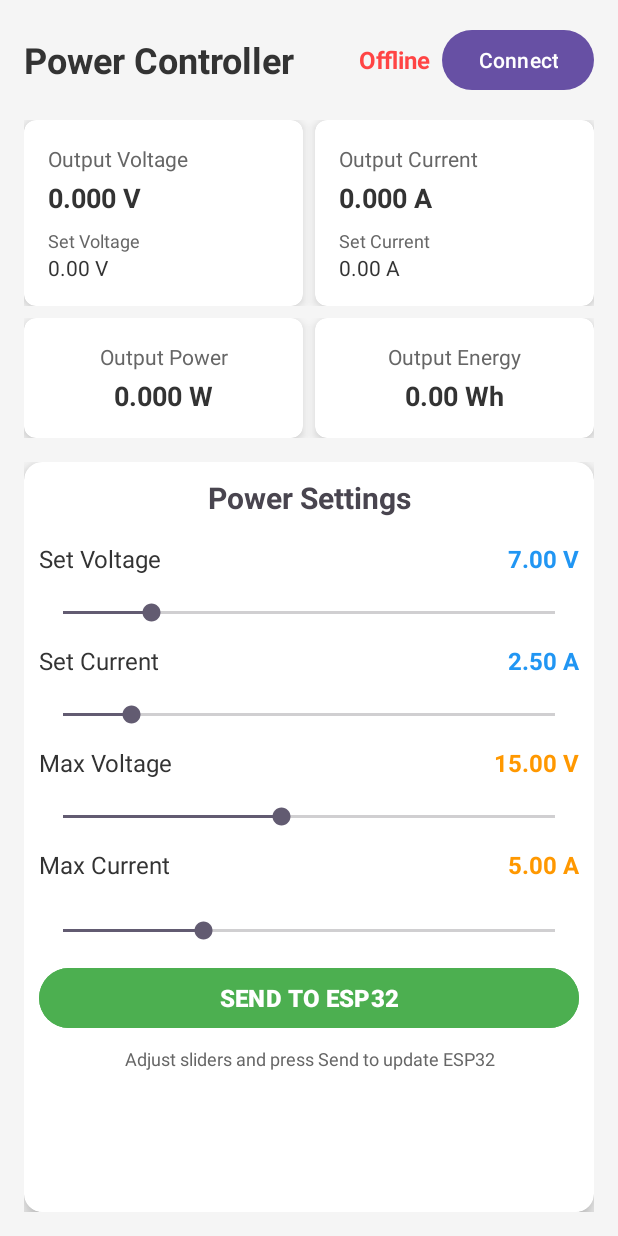
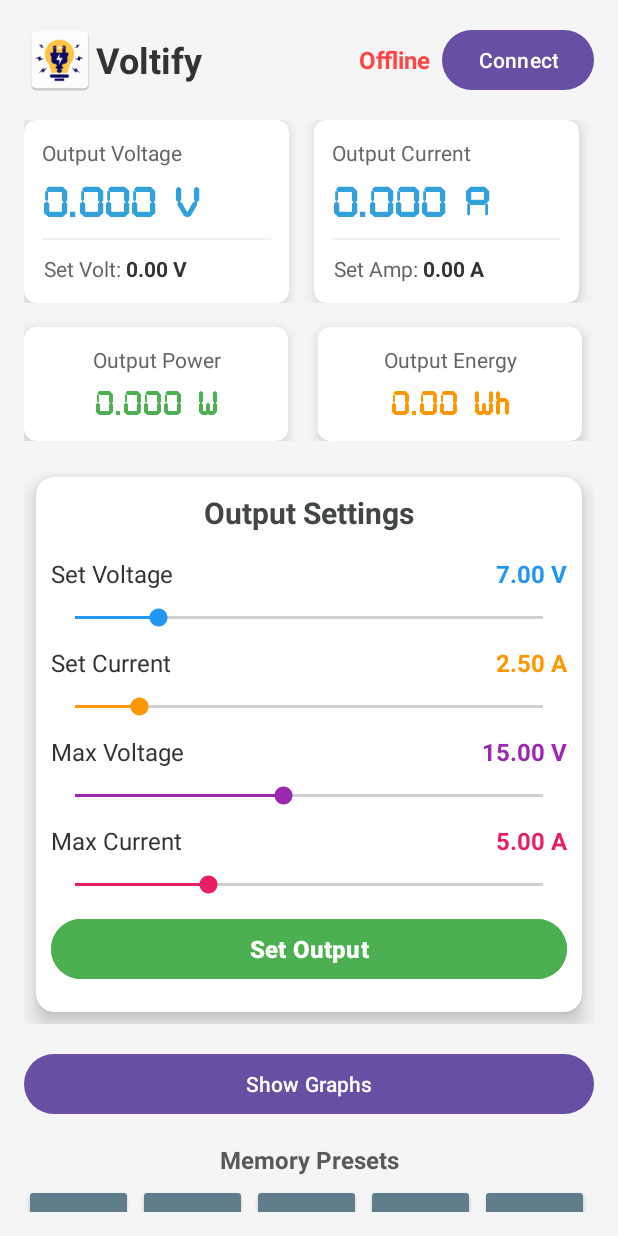
Before and after one commit to troncatstudio/Voltify, an Android app: the screen it shows after launch (MainActivity), on a phone screen of 412 x 824 dp. Run offline under Robolectric (Android 15) with nearby library versions, the phone set to English and light mode, and no system bars; libraries missing offline, so code that uses them is left out: com.github.mikephil.charting; plain views replace LineChart; 2 statements that could not run were skipped.

Commit message:
Add files via upload

```diff
--- a/Android-App/app/src/main/AndroidManifest.xml
+++ b/Android-App/app/src/main/AndroidManifest.xml
@@ -14,9 +14,9 @@
         android:allowBackup="true"
         android:dataExtractionRules="@xml/data_extraction_rules"
         android:fullBackupContent="@xml/backup_rules"
-        android:icon="@mipmap/ic_launcher"
+        android:icon="@mipmap/am"
         android:label="@string/app_name"
-        android:roundIcon="@mipmap/ic_launcher_round"
+        android:roundIcon="@mipmap/am"
         android:supportsRtl="true"
         android:theme="@style/Theme.Voltify"
         tools:targetApi="31">
--- a/Android-App/app/src/main/java/pollob/voltify/MainActivity.java
+++ b/Android-App/app/src/main/java/pollob/voltify/MainActivity.java
@@ -360,7 +360,7 @@ public class MainActivity extends AppCompatActivity implements BLEService.BLELis
     private void sendSliderDataToESP32() {
         if (bleService != null && bleService.isConnected()) {
             bleService.sendData(currentSetVolt, currentSetAmp, currentMaxVolt, currentMaxAmp, isOutputOn);
-            Toast.makeText(this, "Settings sent to ESP32", Toast.LENGTH_SHORT).show();
+            Toast.makeText(this, "Settings send", Toast.LENGTH_SHORT).show();
 
             // Log sent data
             Log.d("SLIDER_DATA", String.format(
@@ -369,7 +369,7 @@ public class MainActivity extends AppCompatActivity implements BLEService.BLELis
                     isOutputOn ? "ON" : "OFF"
             ));
         } else {
-            Toast.makeText(this, "Not connected to ESP32", Toast.LENGTH_SHORT).show();
+            Toast.makeText(this, "Not connected to Device", Toast.LENGTH_SHORT).show();
         }
     }
 
--- a/Android-App/app/src/main/res/layout/activity_main.xml
+++ b/Android-App/app/src/main/res/layout/activity_main.xml
@@ -19,11 +19,15 @@
             android:gravity="center_vertical"
             android:layout_marginBottom="16dp">
 
+            <ImageView
+                android:layout_width="wrap_content"
+                android:layout_height="wrap_content"
+                android:src="@mipmap/am"></ImageView>
             <TextView
                 android:layout_width="0dp"
                 android:layout_height="wrap_content"
                 android:layout_weight="1"
-                android:text="Power Controller"
+                android:text="Voltify"
                 android:textSize="24sp"
                 android:textStyle="bold"
                 android:textColor="#333" />
@@ -58,15 +62,15 @@
                 android:layout_width="0dp"
                 android:layout_height="wrap_content"
                 android:layout_weight="1"
-                android:layout_marginEnd="4dp"
+                android:layout_marginEnd="11dp"
                 app:cardCornerRadius="8dp"
-                app:cardElevation="4dp">
+                app:cardElevation="5dp">
 
                 <LinearLayout
                     android:layout_width="match_parent"
                     android:layout_height="wrap_content"
                     android:orientation="vertical"
-                    android:padding="16dp">
+                    android:padding="12dp">
 
                     <TextView
                         android:layout_width="match_parent"
@@ -79,28 +83,41 @@
                         android:id="@+id/outputVoltText"
                         android:layout_width="match_parent"
                         android:layout_height="wrap_content"
+                        android:layout_marginTop="4dp"
+                        android:fontFamily="@font/pp"
                         android:text="0.000 V"
-                        android:textSize="18sp"
-                        android:textStyle="bold"
-                        android:textColor="#333"
-                        android:layout_marginTop="4dp" />
+                        android:textColor="#31A0DB"
+                        android:textSize="28sp"
+                        android:textStyle="bold" />
+
+                    <View
+                        android:layout_width="match_parent"
+                        android:layout_height="1dp"
+                        android:layout_marginVertical="8dp"
+                        android:background="#F2F2F2" />
+
+                    <LinearLayout
+                        android:layout_width="match_parent"
+                        android:layout_height="wrap_content"
+                        android:orientation="horizontal"
+                        android:padding="1dp">
 
                         <TextView
-                        android:layout_width="match_parent"
+                            android:layout_width="wrap_content"
                             android:layout_height="wrap_content"
-                        android:text="Set Voltage"
-                        android:textSize="12sp"
+                            android:text="Set Volt: "
                             android:textColor="#666"
-                        android:layout_marginTop="8dp" />
+                            android:textSize="14sp" />
 
                         <TextView
                             android:id="@+id/setVoltText"
-                        android:layout_width="match_parent"
+                            android:layout_width="wrap_content"
                             android:layout_height="wrap_content"
                             android:text="0.00 V"
+                            android:textColor="#333"
                             android:textSize="14sp"
-                        android:textColor="#333" />
-
+                            android:textStyle="bold" />
+                    </LinearLayout>
                 </LinearLayout>
 
             </androidx.cardview.widget.CardView>
@@ -110,15 +127,16 @@
                 android:layout_width="0dp"
                 android:layout_height="wrap_content"
                 android:layout_weight="1"
-                android:layout_marginStart="4dp"
+                android:layout_marginStart="5dp"
+                android:layout_marginEnd="10dp"
                 app:cardCornerRadius="8dp"
-                app:cardElevation="4dp">
+                app:cardElevation="5dp">
 
                 <LinearLayout
                     android:layout_width="match_parent"
                     android:layout_height="wrap_content"
                     android:orientation="vertical"
-                    android:padding="16dp">
+                    android:padding="12dp">
 
                     <TextView
                         android:layout_width="match_parent"
@@ -132,27 +150,39 @@
                         android:layout_width="match_parent"
                         android:layout_height="wrap_content"
                         android:text="0.000 A"
-                        android:textSize="18sp"
+                        android:fontFamily="@font/pp"
+                        android:textSize="28sp"
                         android:textStyle="bold"
-                        android:textColor="#333"
+                        android:textColor="#31A0DB"
                         android:layout_marginTop="4dp" />
+                    <View
+                        android:layout_width="match_parent"
+                        android:layout_height="1dp"
+                        android:layout_marginVertical="8dp"
+                        android:background="#F2F2F2" />
+
+                    <LinearLayout
+                        android:layout_width="match_parent"
+                        android:layout_height="wrap_content"
+                        android:orientation="horizontal"
+                        android:padding="1dp">
 
                         <TextView
-                        android:layout_width="match_parent"
+                            android:layout_width="wrap_content"
                             android:layout_height="wrap_content"
-                        android:text="Set Current"
-                        android:textSize="12sp"
+                            android:text="Set Amp: "
                             android:textColor="#666"
-                        android:layout_marginTop="8dp" />
+                            android:textSize="14sp" />
 
                         <TextView
                             android:id="@+id/setAmpText"
                             android:layout_width="match_parent"
                             android:layout_height="wrap_content"
                             android:text="0.00 A"
+                            android:textColor="#333"
                             android:textSize="14sp"
-                        android:textColor="#333" />
-
+                            android:textStyle="bold" />
+                    </LinearLayout>
                 </LinearLayout>
 
             </androidx.cardview.widget.CardView>
@@ -171,15 +201,16 @@
                 android:layout_width="0dp"
                 android:layout_height="wrap_content"
                 android:layout_weight="1"
-                android:layout_marginEnd="4dp"
+                android:layout_marginEnd="12dp"
+                android:layout_marginTop="8dp"
                 app:cardCornerRadius="8dp"
-                app:cardElevation="4dp">
+                app:cardElevation="5dp">
 
                 <LinearLayout
                     android:layout_width="match_parent"
                     android:layout_height="wrap_content"
                     android:orientation="vertical"
-                    android:padding="16dp"
+                    android:padding="12dp"
                     android:gravity="center">
 
                     <TextView
@@ -194,12 +225,13 @@
                         android:id="@+id/outputPowerText"
                         android:layout_width="match_parent"
                         android:layout_height="wrap_content"
+                        android:layout_marginTop="4dp"
+                        android:fontFamily="@font/pp"
+                        android:gravity="center"
                         android:text="0.000 W"
-                        android:textSize="18sp"
-                        android:textStyle="bold"
-                        android:textColor="#333"
-                        android:gravity="center"
-                        android:layout_marginTop="4dp" />
+                        android:textColor="#4CAF50"
+                        android:textSize="22sp"
+                        android:textStyle="bold" />
 
                 </LinearLayout>
 
@@ -210,15 +242,17 @@
                 android:layout_width="0dp"
                 android:layout_height="wrap_content"
                 android:layout_weight="1"
-                android:layout_marginStart="4dp"
+                android:layout_marginEnd="8dp"
+                android:layout_marginStart="8dp"
+                android:layout_marginTop="8dp"
                 app:cardCornerRadius="8dp"
-                app:cardElevation="4dp">
+                app:cardElevation="5dp">
 
                 <LinearLayout
                     android:layout_width="match_parent"
                     android:layout_height="wrap_content"
                     android:orientation="vertical"
-                    android:padding="16dp"
+                    android:padding="12dp"
                     android:gravity="center">
 
                     <TextView
@@ -233,12 +267,13 @@
                         android:id="@+id/outputEnergyText"
                         android:layout_width="match_parent"
                         android:layout_height="wrap_content"
+                        android:layout_marginTop="4dp"
+                        android:fontFamily="@font/pp"
+                        android:gravity="center"
                         android:text="0.00 Wh"
-                        android:textSize="18sp"
-                        android:textStyle="bold"
-                        android:textColor="#333"
-                        android:gravity="center"
-                        android:layout_marginTop="4dp" />
+                        android:textColor="#FF9800"
+                        android:textSize="22sp"
+                        android:textStyle="bold" />
 
                 </LinearLayout>
 
@@ -249,7 +284,7 @@
         <!-- Big Flip Card Container -->
         <FrameLayout
             android:layout_width="match_parent"
-            android:layout_height="500dp"
+            android:layout_height="wrap_content"
             android:layout_marginBottom="16dp">
 
             <!-- Front Card (Sliders) -->
@@ -258,6 +293,7 @@
                 android:id="@+id/frontCard"
                 android:layout_width="match_parent"
                 android:layout_height="match_parent"
+                android:layout_margin="8dp"
                 app:cardCornerRadius="12dp"
                 app:cardElevation="8dp">
 
@@ -272,7 +308,8 @@
                         android:layout_height="wrap_content"
                         android:layout_marginBottom="16dp"
                         android:gravity="center"
-                        android:text="Power Settings"
+                        android:text="Output Settings"
+                        android:textColor="#424647"
                         android:textSize="20sp"
                         android:textStyle="bold" />
 
@@ -280,7 +317,7 @@
                     <LinearLayout
                         android:layout_width="match_parent"
                         android:layout_height="wrap_content"
-                        android:layout_marginBottom="16dp"
+                        android:layout_marginBottom="9dp"
                         android:gravity="center_vertical"
                         android:orientation="horizontal">
 
@@ -308,15 +345,17 @@
                         android:id="@+id/setVoltSlider"
                         android:layout_width="match_parent"
                         android:layout_height="wrap_content"
-                        android:layout_marginBottom="12dp"
+                        android:layout_marginBottom="10dp"
                         android:max="2800"
-                        android:progress="0" />
+                        android:progress="0"
+                        android:progressTint="#2196F3"
+                        android:thumbTint="#2196F3" />
 
                     <!-- Set Current Slider -->
                     <LinearLayout
                         android:layout_width="match_parent"
                         android:layout_height="wrap_content"
-                        android:layout_marginBottom="16dp"
+                        android:layout_marginBottom="9dp"
                         android:gravity="center_vertical"
                         android:orientation="horizontal">
 
@@ -334,7 +373,7 @@
                             android:layout_height="wrap_content"
                             android:layout_marginStart="8dp"
                             android:text="0.00 A"
-                            android:textColor="#2196F3"
+                            android:textColor="#FF9800"
                             android:textSize="16sp"
                             android:textStyle="bold" />
 
@@ -344,15 +383,17 @@
                         android:id="@+id/setAmpSlider"
                         android:layout_width="match_parent"
                         android:layout_height="wrap_content"
-                        android:layout_marginBottom="12dp"
+                        android:layout_marginBottom="10dp"
                         android:max="1450"
-                        android:progress="0" />
+                        android:progress="0"
+                        android:progressTint="#FF9800"
+                        android:thumbTint="#FF9800" />
 
                     <!-- Max Voltage Slider -->
                     <LinearLayout
                         android:layout_width="match_parent"
                         android:layout_height="wrap_content"
-                        android:layout_marginBottom="16dp"
+                        android:layout_marginBottom="9dp"
                         android:gravity="center_vertical"
                         android:orientation="horizontal">
 
@@ -370,7 +411,7 @@
                             android:layout_height="wrap_content"
                             android:layout_marginStart="8dp"
                             android:text="0.00 V"
-                            android:textColor="#FF9800"
+                            android:textColor="#9C27B0"
                             android:textSize="16sp"
                             android:textStyle="bold" />
 
@@ -380,15 +421,17 @@
                         android:id="@+id/maxVoltSlider"
                         android:layout_width="match_parent"
                         android:layout_height="wrap_content"
-                        android:layout_marginBottom="12dp"
+                        android:layout_marginBottom="10dp"
                         android:max="2700"
-                        android:progress="0" />
+                        android:progress="0"
+                        android:progressTint="#9C27B0"
+                        android:thumbTint="#9C27B0" />
 
                     <!-- Max Current Slider -->
                     <LinearLayout
                         android:layout_width="match_parent"
                         android:layout_height="wrap_content"
-                        android:layout_marginBottom="24dp"
+                        android:layout_marginBottom="9dp"
                         android:gravity="center_vertical"
                         android:orientation="horizontal">
 
@@ -406,7 +449,7 @@
                             android:layout_height="wrap_content"
                             android:layout_marginStart="8dp"
                             android:text="0.00 A"
-                            android:textColor="#FF9800"
+                            android:textColor="#E91E63"
                             android:textSize="16sp"
                             android:textStyle="bold" />
 
@@ -416,9 +459,11 @@
                         android:id="@+id/maxAmpSlider"
                         android:layout_width="match_parent"
                         android:layout_height="wrap_content"
-                        android:layout_marginBottom="12dp"
+                        android:layout_marginBottom="10dp"
                         android:max="1400"
-                        android:progress="0" />
+                        android:progress="0"
+                        android:progressTint="#E91E63"
+                        android:thumbTint="#E91E63" />
 
                     <!-- Send Button -->
                     <Button
@@ -427,18 +472,9 @@
                         android:layout_height="wrap_content"
                         android:layout_marginBottom="8dp"
                         android:backgroundTint="#4CAF50"
-                        android:text="SEND TO ESP32"
+                        android:text="Set Output"
                         android:textSize="16sp"
                         android:textStyle="bold" />
-
-                    <TextView
-                        android:layout_width="match_parent"
-                        android:layout_height="wrap_content"
-                        android:gravity="center"
-                        android:text="Adjust sliders and press Send to update ESP32"
-                        android:textColor="#666"
-                        android:textSize="12sp" />
-
                 </LinearLayout>
 
 
@@ -463,15 +499,21 @@
                         android:id="@+id/voltChart"
                         android:layout_width="match_parent"
                         android:layout_height="0dp"
-                        android:layout_weight="1"
-                        android:layout_marginBottom="4dp" />
+                        android:layout_marginBottom="4dp"
+                        android:layout_weight="1" />
+
+                    <View
+                        android:layout_width="match_parent"
+                        android:layout_height="1dp"
+                        android:layout_marginVertical="8dp"
+                        android:background="#F2F2F2" />
 
                     <com.github.mikephil.charting.charts.LineChart
                         android:id="@+id/ampChart"
                         android:layout_width="match_parent"
                         android:layout_height="0dp"
-                        android:layout_weight="1"
-                        android:layout_marginTop="4dp" />
+                        android:layout_marginTop="4dp"
+                        android:layout_weight="1" />
 
                 </LinearLayout>
 
@@ -485,60 +527,69 @@
             android:layout_width="match_parent"
             android:layout_height="wrap_content"
             android:text="Show Graphs"
-            android:layout_marginBottom="16dp" />
+            android:layout_marginBottom="15dp" />
+
+        <TextView
+            android:layout_width="match_parent"
+            android:layout_height="wrap_content"
+            android:layout_marginBottom="5dp"
+            android:gravity="center"
+            android:text="Memory Presets"
+            android:textColor="#5B5858"
+            android:textSize="16sp"
+            android:textStyle="bold" />
 
         <!-- Memory Buttons -->
         <LinearLayout
             android:layout_width="match_parent"
             android:layout_height="wrap_content"
             android:orientation="horizontal"
-            android:layout_marginBottom="16dp">
+            android:layout_marginBottom="2dp">
 
             <Button
                 android:id="@+id/memory1"
+                style="@style/Mbut"
                 android:layout_width="0dp"
                 android:layout_height="wrap_content"
-                android:layout_weight="1"
-                android:text="M1"
-                android:layout_marginEnd="4dp" />
+                android:text="M1" />
 
             <Button
                 android:id="@+id/memory2"
                 android:layout_width="0dp"
                 android:layout_height="wrap_content"
-                android:layout_weight="1"
                 android:text="M2"
-                android:layout_marginStart="4dp"
-                android:layout_marginEnd="4dp" />
+                style="@style/Mbut"/>
 
             <Button
                 android:id="@+id/memory3"
                 android:layout_width="0dp"
                 android:layout_height="wrap_content"
-                android:layout_weight="1"
                 android:text="M3"
-                android:layout_marginStart="4dp"
-                android:layout_marginEnd="4dp" />
+                style="@style/Mbut" />
 
             <Button
                 android:id="@+id/memory4"
                 android:layout_width="0dp"
                 android:layout_height="wrap_content"
-                android:layout_weight="1"
                 android:text="M4"
-                android:layout_marginStart="4dp"
-                android:layout_marginEnd="4dp" />
+                style="@style/Mbut" />
 
             <Button
                 android:id="@+id/memory5"
                 android:layout_width="0dp"
                 android:layout_height="wrap_content"
-                android:layout_weight="1"
                 android:text="M5"
-                android:layout_marginStart="4dp" />
+                style="@style/Mbut"/>
 
         </LinearLayout>
-
+        <TextView
+            android:layout_width="match_parent"
+            android:layout_height="wrap_content"
+            android:layout_marginBottom="16dp"
+            android:gravity="center"
+            android:text="Long Press to Store | Short Press to Recall"
+            android:textColor="#5B5858"
+            android:textSize="10sp"/>
         <!-- Status Cards -->
         <LinearLayout
             android:layout_width="match_parent"
--- a/Android-App/app/src/main/res/values/colors.xml
+++ b/Android-App/app/src/main/res/values/colors.xml
@@ -2,4 +2,5 @@
 <resources>
     <color name="black">#FF000000</color>
     <color name="white">#FFFFFFFF</color>
+    <color name="M_but">#607D8B</color>
 </resources>
--- /dev/null
+++ b/Android-App/app/src/main/res/values/styles.xml
@@ -0,0 +1,14 @@
+<?xml version="1.0" encoding="utf-8"?>
+<resources>
+    <style name="Mbut"
+    parent="Widget.AppCompat.Button">
+        <item name="backgroundTint">@color/M_but</item>
+        <item name="android:textColor">@android:color/white</item>
+        <item name="android:textSize">12sp</item>
+        <item name="android:layout_weight">1</item>
+        <item name="android:layout_marginEnd">3dp</item>
+        <item name="android:padding">2dp</item>
+    </style>
+
+
+</resources>
```
Also changed, not shown: Android-App/app/src/main/res/font/lcd.ttf (added), Android-App/app/src/main/res/font/pp.ttf (added), Android-App/app/src/main/res/mipmap-hdpi/am.png (added), Android-App/app/src/main/res/mipmap-mdpi/am.png (added), Android-App/app/src/main/res/mipmap-xhdpi/am.png (added), Android-App/app/src/main/res/mipmap-xxhdpi/am.png (added), Android-App/app/src/main/res/mipmap-xxxhdpi/am.png (added). Lines whose indentation alone changed are shown as unchanged.
